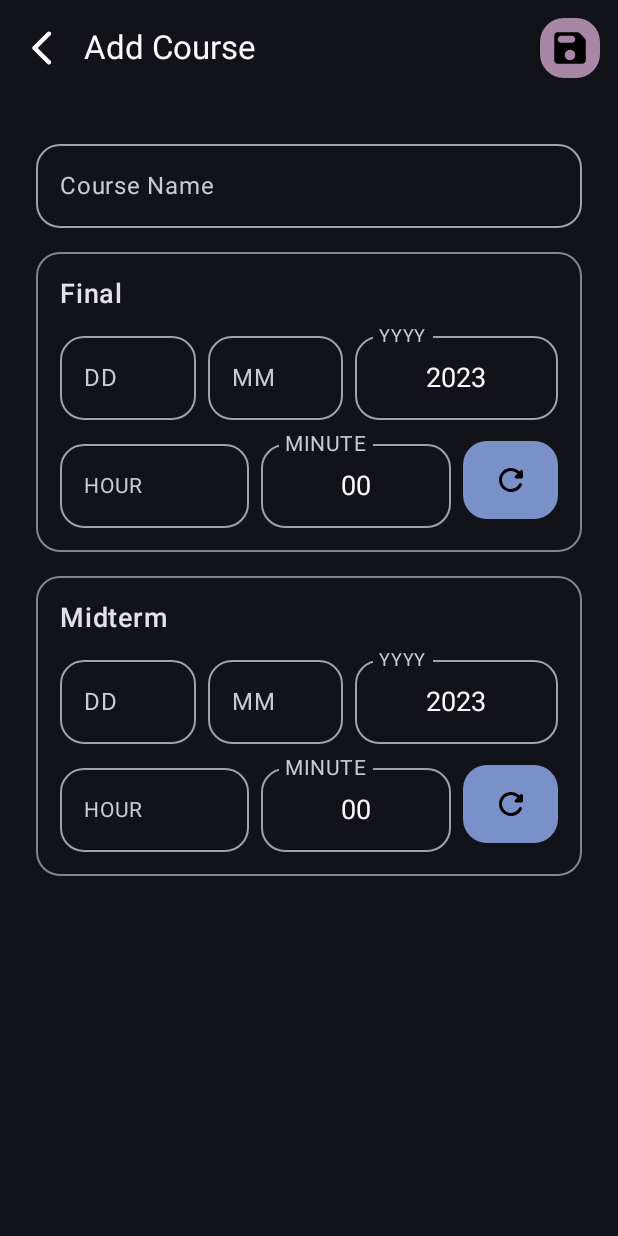
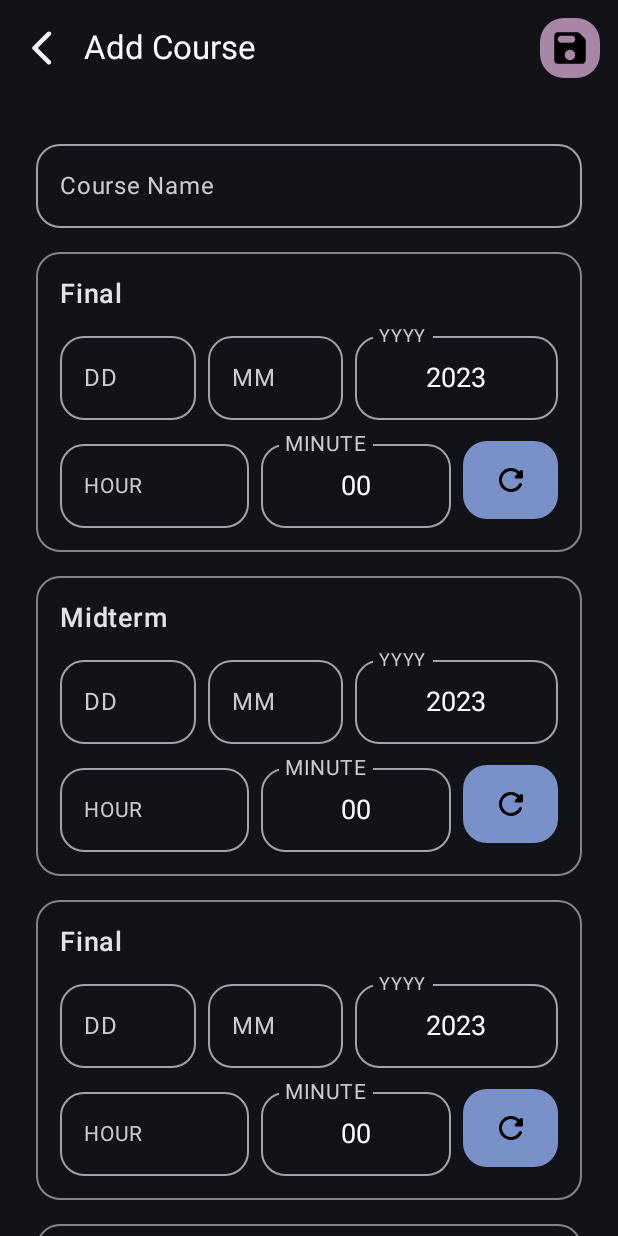
Before and after one commit to barq-al-layl/compose-schedule, an Android app built with Jetpack Compose: the composable AddCourseScreen shown on its own in the app's theme, on a phone screen of 412 x 824 dp. Run offline under Robolectric (Android 15) with nearby library versions, the phone set to English and light mode, and no system bars; our stand-ins replace Dagger/Hilt's generated code, Room's generated code; 1 statement that could not run was skipped.

Commit message:
Some changes.

```diff
--- a/app/src/main/AndroidManifest.xml
+++ b/app/src/main/AndroidManifest.xml
@@ -15,6 +15,7 @@
         <activity
             android:name=".ui.MainActivity"
             android:exported="true"
+            android:windowSoftInputMode="adjustResize"
             android:theme="@style/Theme.Schedule">
             <intent-filter>
                 <action android:name="android.intent.action.MAIN" />
--- a/app/src/main/java/com/ba/schedule/ui/component/AddCourseTextField.kt
+++ b/app/src/main/java/com/ba/schedule/ui/component/AddCourseTextField.kt
@@ -2,10 +2,8 @@ package com.ba.schedule.ui.component
 
 import androidx.compose.foundation.border
 import androidx.compose.foundation.layout.*
-import androidx.compose.foundation.rememberScrollState
 import androidx.compose.foundation.text.KeyboardActions
 import androidx.compose.foundation.text.KeyboardOptions
-import androidx.compose.foundation.verticalScroll
 import androidx.compose.material.icons.Icons
 import androidx.compose.material.icons.rounded.Refresh
 import androidx.compose.material3.*
@@ -41,9 +39,7 @@ fun AddCourseTextField(
                 color = MaterialTheme.colorScheme.onBackground.copy(alpha = .55f),
                 shape = MaterialTheme.shapes.large,
             )
-            .padding(16.dp)
-            .imePadding()
-            .verticalScroll(rememberScrollState()),
+            .padding(16.dp),
         verticalArrangement = Arrangement.spacedBy(8.dp),
     ) {
         Text(
--- a/app/src/main/java/com/ba/schedule/ui/component/CourseCard.kt
+++ b/app/src/main/java/com/ba/schedule/ui/component/CourseCard.kt
@@ -34,7 +34,7 @@ fun CourseCard(
     )
 
     Row(
-        modifier = modifier,
+        modifier = modifier.height(IntrinsicSize.Max),
         horizontalArrangement = Arrangement.spacedBy(8.dp),
         verticalAlignment = Alignment.CenterVertically,
     ) {
@@ -60,7 +60,7 @@ fun CourseCard(
         ) {
             FilledIconButton(
                 onClick = onEdit,
-                modifier = Modifier.weight(1f),
+                modifier = Modifier.weight(1f).fillMaxHeight(),
                 colors = IconButtonDefaults.filledIconButtonColors(
                     containerColor = MaterialTheme.colorScheme.tertiaryContainer,
                 ),
@@ -72,7 +72,7 @@ fun CourseCard(
             }
             FilledIconButton(
                 onClick = onDelete,
-                modifier = Modifier.weight(1f),
+                modifier = Modifier.weight(1f).fillMaxHeight(),
                 colors = IconButtonDefaults.filledIconButtonColors(
                     containerColor = MaterialTheme.colorScheme.errorContainer,
                 ),
--- a/app/src/main/java/com/ba/schedule/ui/screen/AddCourseScreen.kt
+++ b/app/src/main/java/com/ba/schedule/ui/screen/AddCourseScreen.kt
@@ -1,6 +1,7 @@
 package com.ba.schedule.ui.screen
 
 import androidx.compose.foundation.layout.*
+import androidx.compose.foundation.lazy.LazyColumn
 import androidx.compose.foundation.text.KeyboardActions
 import androidx.compose.foundation.text.KeyboardOptions
 import androidx.compose.material.icons.Icons
@@ -67,16 +68,17 @@ fun AddCourseScreen(
                     }
                 },
             )
-        }
+        },
     ) { innerPadding ->
-        Column(
+        LazyColumn(
             modifier = Modifier
                 .fillMaxSize()
-                .padding(24.dp)
                 .padding(innerPadding),
+            contentPadding = PaddingValues(24.dp),
             verticalArrangement = Arrangement.spacedBy(16.dp),
             horizontalAlignment = Alignment.CenterHorizontally,
         ) {
+            item {
                 OutlinedTextField(
                     value = courseName,
                     onValueChange = viewModel::onNameChange,
@@ -92,11 +94,29 @@ fun AddCourseScreen(
                     ),
                     shape = MaterialTheme.shapes.large,
                 )
+            }
+            item {
                 AddCourseTextField(
                     label = "Final",
                     state = final,
                     onEvent = viewModel::onFinalChange,
                 )
+            }
+            item {
+                AddCourseTextField(
+                    label = "Midterm",
+                    state = midterm,
+                    onEvent = viewModel::onMidtermChange,
+                )
+            }
+            item {
+                AddCourseTextField(
+                    label = "Final",
+                    state = final,
+                    onEvent = viewModel::onFinalChange,
+                )
+            }
+            item {
                 AddCourseTextField(
                     label = "Midterm",
                     state = midterm,
@@ -105,3 +125,4 @@ fun AddCourseScreen(
             }
         }
     }
+}
```
Also changed, not shown: app/src/main/java/com/ba/schedule/ui/component/TableCell.kt (+21 -9 lines), app/src/main/java/com/ba/schedule/ui/screen/CourseSelectScreen.kt (+14 -5 lines), app/src/main/java/com/ba/schedule/ui/screen/LecturesScreen.kt (+16 -11 lines). Lines whose indentation alone changed are shown as unchanged.
